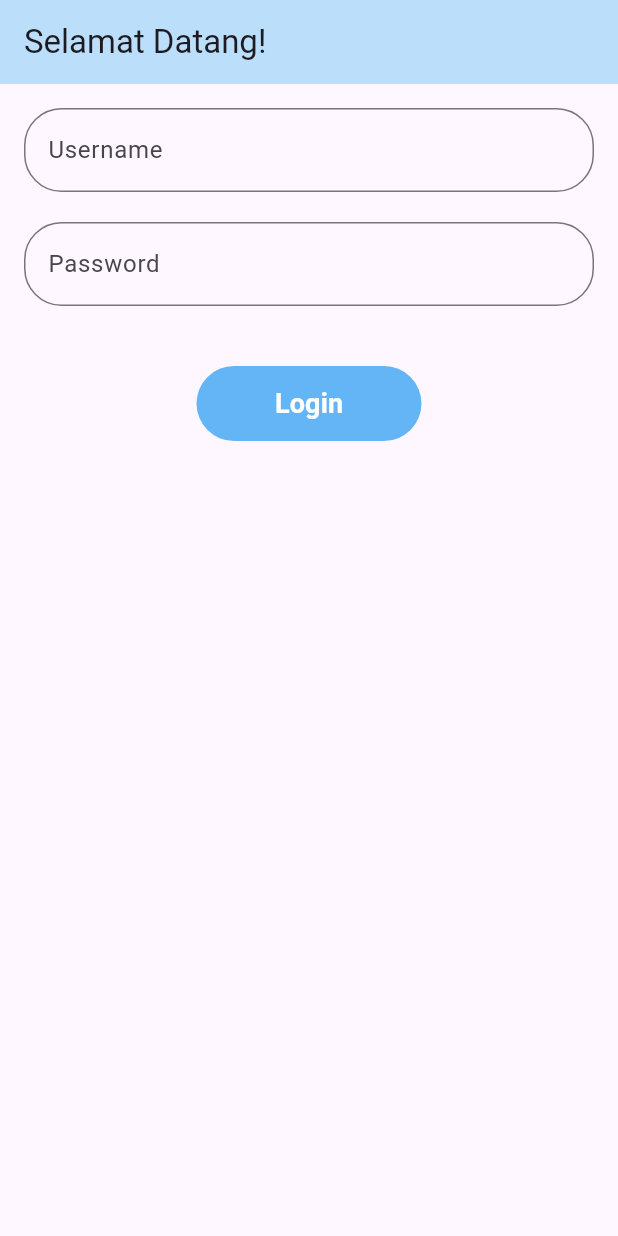
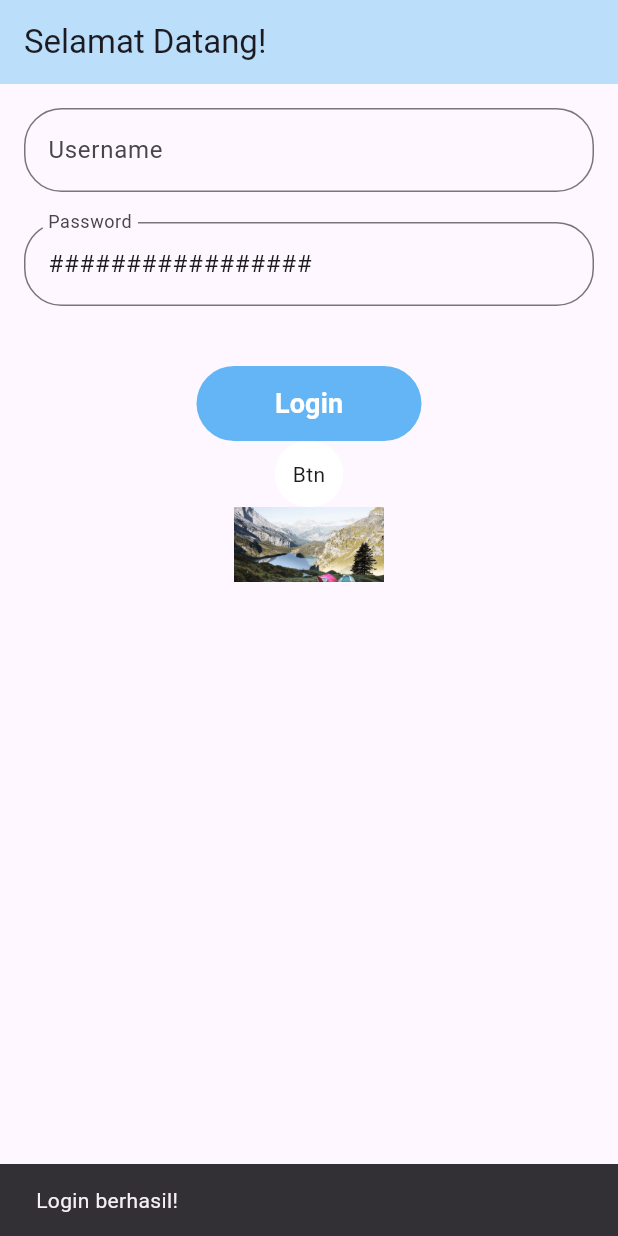
Before and after one commit to DWYOR091/belajar-flutter, a Flutter app: the screen it shows after launch, after a tap on "Login", on a phone screen of 412 x 824 dp. Run offline on Flutter 3.47's test engine with Material 3 defaults, Android fonts, the phone set to English and light mode, and no system bars.

Commit message:
menambahkan gambar

```diff
--- a/lib/main.dart
+++ b/lib/main.dart
@@ -31,13 +31,25 @@ class AplikasiSaya extends StatelessWidget {
                   ),
                   Container(
                     margin: const EdgeInsets.only(bottom: 40.0),
-                    child: TextField(
+                    //input text biasa
+                    // child: TextField(
+                    //   decoration: InputDecoration(
+                    //       border: OutlineInputBorder(
+                    //           borderRadius: BorderRadius.circular(25)),
+                    //       labelText: "Password",
+                    //       hintText: "Masukan password Anda!"),
+                    //   obscureText: true, //jadi ****** seperti password
+                    // ),
+                    // input text buat form
+                    child: TextFormField(
+                      initialValue: "ini nilai awalnya",
                       decoration: InputDecoration(
                           border: OutlineInputBorder(
                               borderRadius: BorderRadius.circular(25)),
                           labelText: "Password",
-                          hintText: "Masukan password Anda!"),
-                      obscureText: true, //jadi ****** seperti password
+                          hintText: "Masukan password anda!"),
+                      obscuringCharacter: "#",
+                      obscureText: true,
                     ),
                   ),
                   // TextButton(
@@ -60,11 +72,13 @@ class AplikasiSaya extends StatelessWidget {
                   //         textStyle: const TextStyle(
                   //             fontSize: 15, fontWeight: FontWeight.bold)),
                   //     child: const Text("Login")),
-                  TextButton(
+                  Builder(
+                    builder: (context) => TextButton(
                       style: ButtonStyle(
                         minimumSize:
                             WidgetStateProperty.all<Size>(const Size(150, 50)),
-                      backgroundColor: WidgetStateProperty.resolveWith<Color?>(
+                        backgroundColor:
+                            WidgetStateProperty.resolveWith<Color?>(
                           (Set<WidgetState> states) {
                             if (states.contains(WidgetState.pressed)) {
                               return Colors.orange; // Saat ditekan
@@ -75,7 +89,8 @@ class AplikasiSaya extends StatelessWidget {
                             return Colors.blue[300]; // Normal
                           },
                         ),
-                      foregroundColor: WidgetStateProperty.resolveWith<Color?>(
+                        foregroundColor:
+                            WidgetStateProperty.resolveWith<Color?>(
                           (Set<WidgetState> states) {
                             if (states.contains(WidgetState.hovered)) {
                               return Colors.brown; // Hover: teks coklat
@@ -86,14 +101,49 @@ class AplikasiSaya extends StatelessWidget {
                         ),
                       ),
                       onPressed: () {
-                      print("ditekan");
+                        // print("ditekan");
+                        const snackbarCoba =
+                            SnackBar(content: Text("Login berhasil!"));
+                        ScaffoldMessenger.of(context)
+                            .showSnackBar(snackbarCoba);
                       },
                       child: const Text(
                         'Login',
-                      style:
-                          TextStyle(fontSize: 18, fontWeight: FontWeight.bold),
+                        style: TextStyle(
+                            fontSize: 18, fontWeight: FontWeight.bold),
                       ),
+                    ),
+                  ),
+                  // The GestureDetector wraps the button.
+                  Builder(
+                      builder: (context) => InkWell(
+                            borderRadius: BorderRadius.circular(25),
+                            splashColor: Colors.red[200], //efek saat ditekan
+                            highlightColor: Colors
+                                .orange, // When the child is tapped, show a snackbar.
+                            onTap: () {
+                              const snackBar = SnackBar(content: Text('diTap'));
+
+                              ScaffoldMessenger.of(context)
+                                  .showSnackBar(snackBar);
+                            },
+                            // The custom button
+                            child: Container(
+                              padding: const EdgeInsets.all(12),
+                              decoration: BoxDecoration(
+                                color: Colors.white,
+                                borderRadius: BorderRadius.circular(25),
+                              ),
+                              child: const Text('Btn'),
+                            ),
+                          )),
+                  Image.asset(
+                    "images/lake.jpg",
+                    width: 100,
+                    height: 50,
+                    fit: BoxFit.cover,
                   )
+                  // Image.network("https://picsum.photos/250?image=9")
                 ],
               ),
             )));
```
Also changed, not shown: pubspec.yaml (+4 -3 lines), images/lake.jpg (added). Lines whose indentation alone changed are shown as unchanged.
